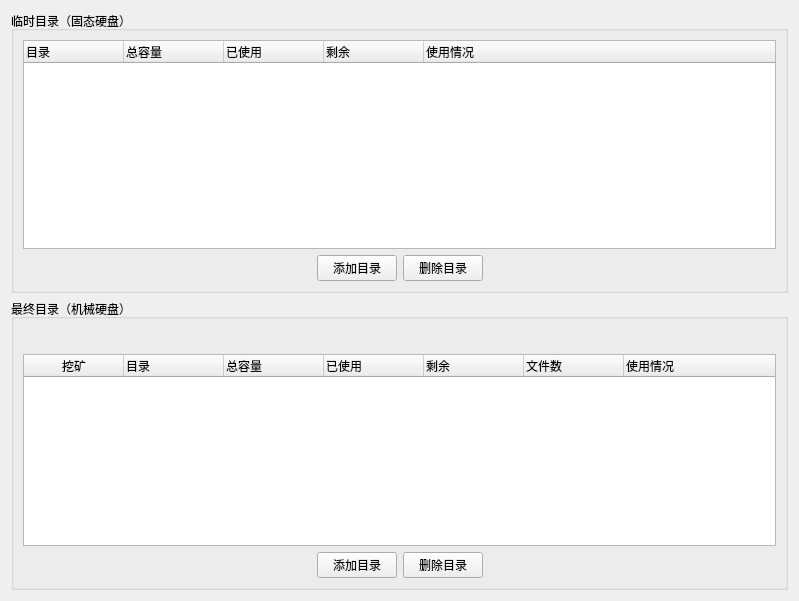
First picture: the form in ui/FoldersWidget.ui, repository penglecn/ChiaTools, before the edit.
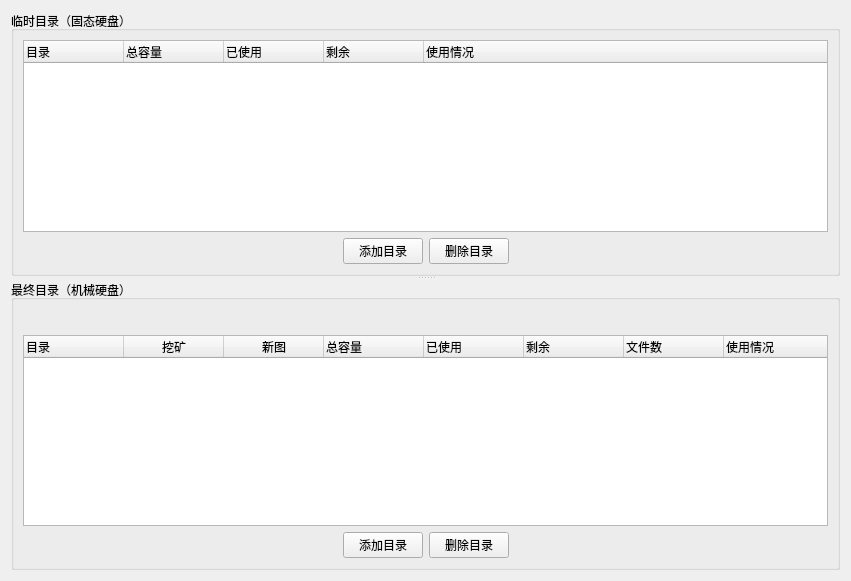
Second picture: the form after the edit.

Commit message: 硬盘界面优化

The edit to the form file:
```diff
--- a/ui/FoldersWidget.ui
+++ b/ui/FoldersWidget.ui
@@ -6,8 +6,8 @@
    <rect>
     <x>0</x>
     <y>0</y>
-    <width>799</width>
-    <height>601</height>
+    <width>851</width>
+    <height>581</height>
    </rect>
   </property>
   <property name="windowTitle">
@@ -15,6 +15,13 @@
   </property>
   <layout class="QVBoxLayout" name="verticalLayout">
    <item>
+    <widget class="QSplitter" name="splitter">
+     <property name="orientation">
+      <enum>Qt::Vertical</enum>
+     </property>
+     <property name="childrenCollapsible">
+      <bool>false</bool>
+     </property>
     <widget class="QGroupBox" name="groupBox">
      <property name="title">
       <string>临时目录（固态硬盘）</string>
@@ -98,8 +105,6 @@
       </item>
      </layout>
     </widget>
-   </item>
-   <item>
     <widget class="QGroupBox" name="groupBox_2">
      <property name="title">
       <string>最终目录（机械硬盘）</string>
@@ -144,6 +149,14 @@
         <property name="rootIsDecorated">
          <bool>false</bool>
         </property>
+         <property name="sortingEnabled">
+          <bool>false</bool>
+         </property>
+         <column>
+          <property name="text">
+           <string>目录</string>
+          </property>
+         </column>
         <column>
          <property name="text">
           <string>挖矿</string>
@@ -154,7 +167,10 @@
         </column>
         <column>
          <property name="text">
-          <string>目录</string>
+           <string>新图</string>
+          </property>
+          <property name="textAlignment">
+           <set>AlignCenter</set>
          </property>
         </column>
         <column>
@@ -229,6 +245,7 @@
        </layout>
       </item>
      </layout>
+     </widget>
     </widget>
    </item>
   </layout>
```
Lines whose indentation alone changed are shown as unchanged. The commit also changes 6 other files.
